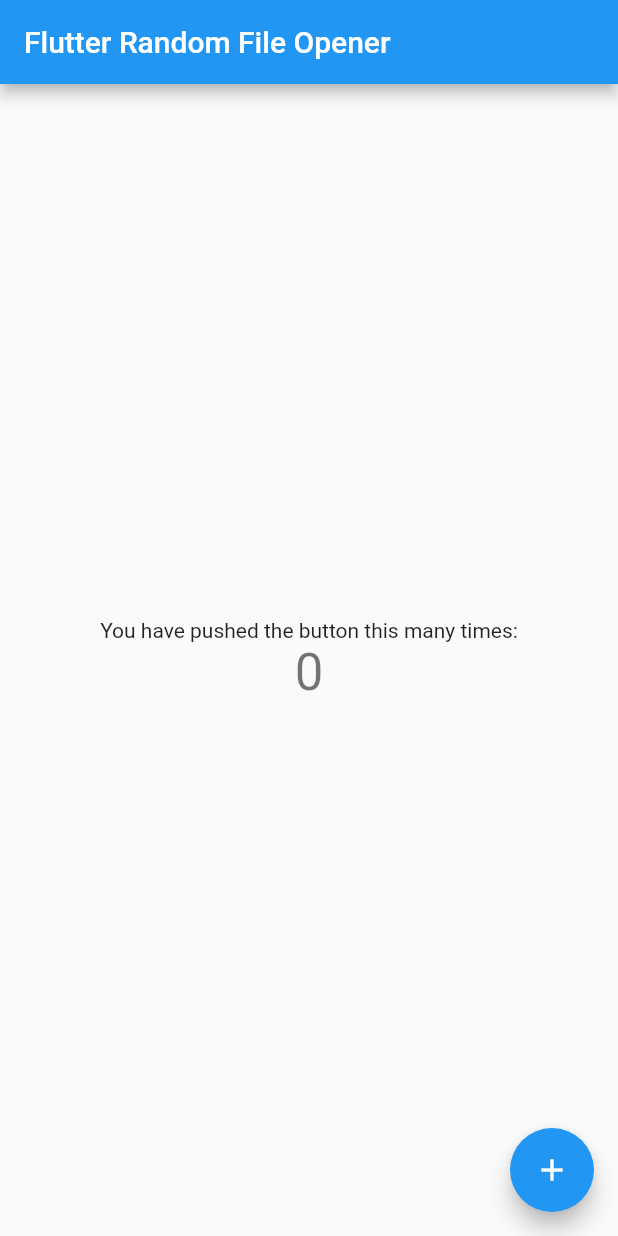
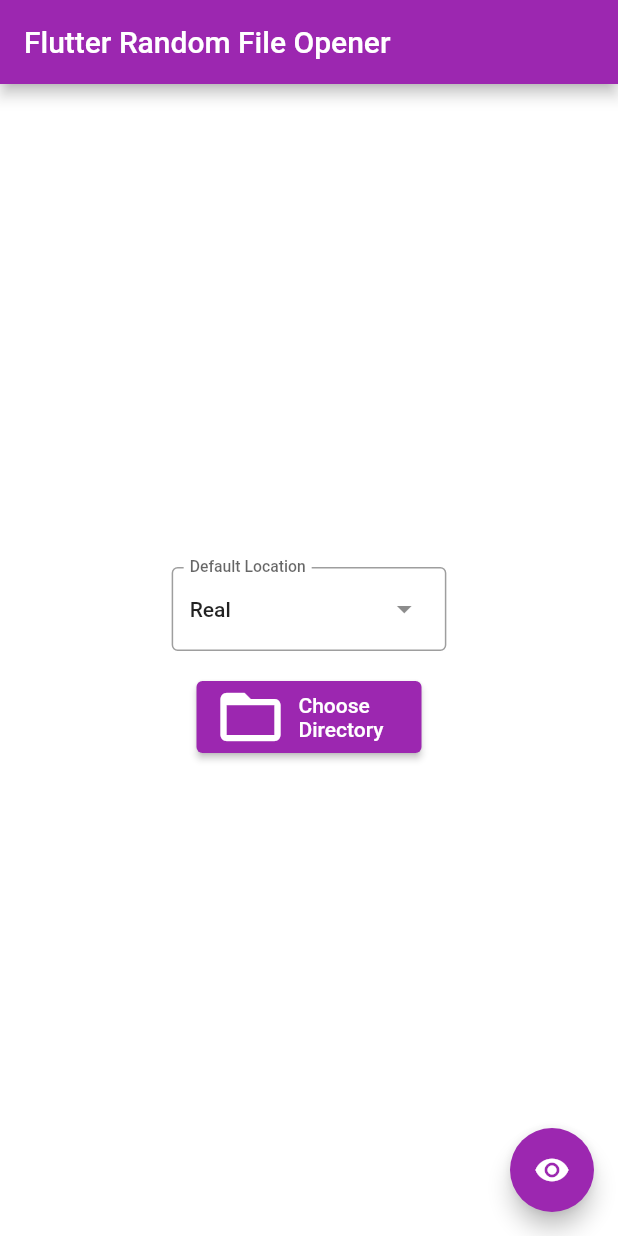
Before and after one commit to Reshyurem/RandomFileOpener, a Flutter app: the screen it shows after launch, on a phone screen of 412 x 824 dp. Run offline on Flutter 3.47's test engine with Material 2 defaults, Android fonts, the light colour scheme and no system bars; our stand-ins replace file_picker; missing offline and left inert: open_file_plus.

Commit message:
Works for my use due to workaround. But still unable to open files using file Picker on external storage devices

```diff
--- a/src/lib/main.dart
+++ b/src/lib/main.dart
@@ -1,6 +1,9 @@
+import 'package:open_file_plus/open_file_plus.dart';
+import 'package:file_picker/file_picker.dart';
 import 'package:flutter/material.dart';
+import 'dart:io' as io;
 
-void main() {
+void main() async {
   runApp(const MyApp());
 }
 
@@ -13,8 +16,7 @@
     return MaterialApp(
       title: 'RFO',
       theme: ThemeData(
-        primarySwatch: Colors.blue,
-      ),
+          primarySwatch: Colors.purple, scaffoldBackgroundColor: Colors.white),
       home: const MyHomePage(title: 'Flutter Random File Opener'),
     );
   }
@@ -30,16 +32,54 @@
 }
 
 class _MyHomePageState extends State<MyHomePage> {
-  int _counter = 0;
+  String randomDirectory = "";
+  String fileName = "";
+  List files = [];
+  defaultLocations? _selectedLocation;
 
-  void _incrementCounter() {
+  void chooseDirectory() async {
+    String? selectedDirectory = await FilePicker.platform.getDirectoryPath();
+
     setState(() {
-      _counter++;
+      randomDirectory = selectedDirectory!;
+      files = io.Directory(selectedDirectory).listSync();
+      fileName = randomDirectory;
     });
+  }
+
+  void openRandomFile() {
+    setState(() {
+      fileName = files.length.toString();
+    });
+    if (files.isNotEmpty) {
+      int randomIndex = DateTime.now().millisecondsSinceEpoch % files.length;
+      io.File file = files[randomIndex];
+      OpenFile.open(file.path);
+      setState(() {
+        fileName = file.path;
+      });
+    }
+    else {
+      String path = "/mnt/media_rw/F251-6C3E/${_selectedLocation!.path}";
+      files = io.Directory(path).listSync();
+      int randomIndex = DateTime.now().millisecondsSinceEpoch % files.length;
+      io.File file = files[randomIndex];
+      OpenFile.open(file.path);
+    }
   }
 
   @override
   Widget build(BuildContext context) {
+    final pathController = TextEditingController();
+
+    final List<DropdownMenuEntry<defaultLocations>> pathEntries =
+        <DropdownMenuEntry<defaultLocations>>[];
+    for (final defaultLocations color in defaultLocations.values) {
+      pathEntries.add(
+        DropdownMenuEntry<defaultLocations>(value: color, label: color.path),
+      );
+    }
+
     return Scaffold(
       appBar: AppBar(
         title: Text(widget.title),
@@ -48,21 +88,45 @@
         child: Column(
           mainAxisAlignment: MainAxisAlignment.center,
           children: <Widget>[
-            const Text(
-              'You have pushed the button this many times:',
+            DropdownMenu<defaultLocations>(
+              initialSelection: defaultLocations.real,
+              controller: pathController,
+              label: const Text("Default Location"),
+              dropdownMenuEntries: pathEntries,
+              onSelected: (defaultLocations? value) {
+                setState(() {
+                  if(value != null) {
+                    _selectedLocation = value;
+                  }
+                });
+              },
             ),
-            Text(
-              '$_counter',
-              style: Theme.of(context).textTheme.headlineMedium,
-            ),
+            const SizedBox(height: 20),
+            ElevatedButton.icon(
+                onPressed: chooseDirectory,
+                icon: const Icon(Icons.folder_open, size: 48),
+                label: const Text("Choose Directory",
+                    style: TextStyle(fontSize: 14)),
+                style: ElevatedButton.styleFrom(
+                  maximumSize: const Size(150, 100),
+                )),
           ],
         ),
       ),
       floatingActionButton: FloatingActionButton(
-        onPressed: _incrementCounter,
-        tooltip: 'Increment',
-        child: const Icon(Icons.add),
-      ), // This trailing comma makes auto-formatting nicer for build methods.
+        onPressed: openRandomFile,
+        tooltip: 'Choose Random File',
+        child: const Icon(Icons.remove_red_eye),
+      ),
     );
   }
 }
+
+enum defaultLocations {
+  real('Real', 'Real'),
+  img('Imaginary', 'Temp');
+
+  const defaultLocations(this.name, this.path);
+  final String name;
+  final String path;
+}
--- a/src/pubspec.yaml
+++ b/src/pubspec.yaml
@@ -32,6 +32,8 @@
     sdk: flutter
   cupertino_icons: ^1.0.2
   file_picker: ^6.0.0
+  open_file_plus: ^3.4.1
+  permission_handler: ^11.0.1
 
 dev_dependencies:
   flutter_test:
```
Also changed, not shown: src/pubspec.lock, 10 other files.
